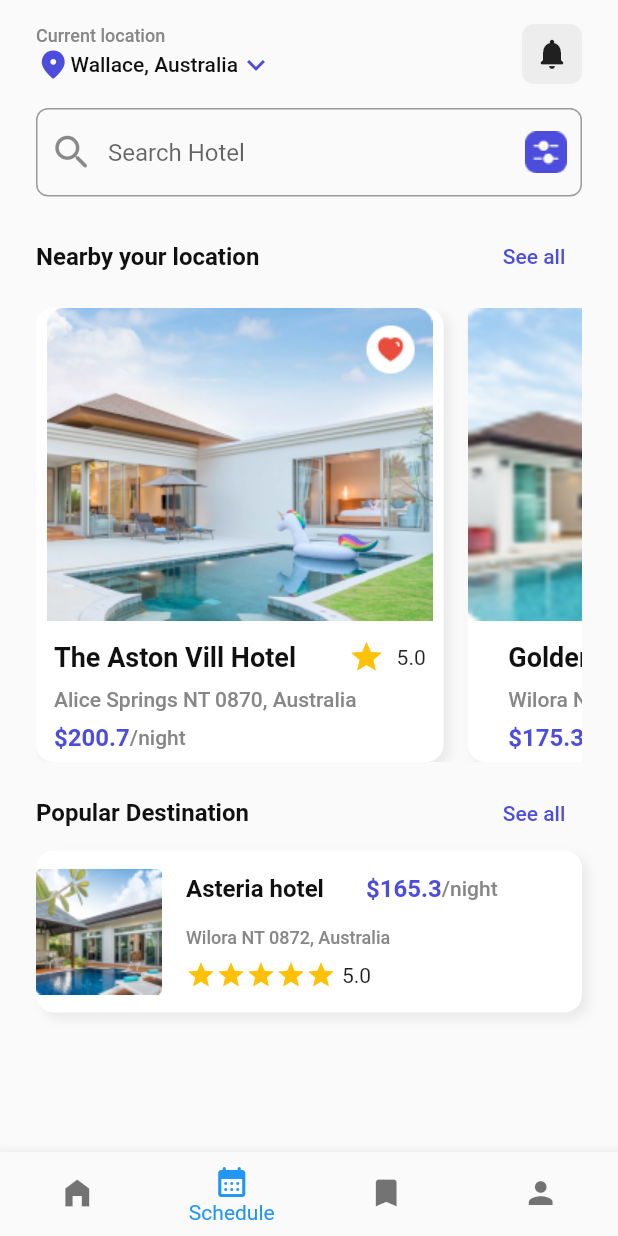
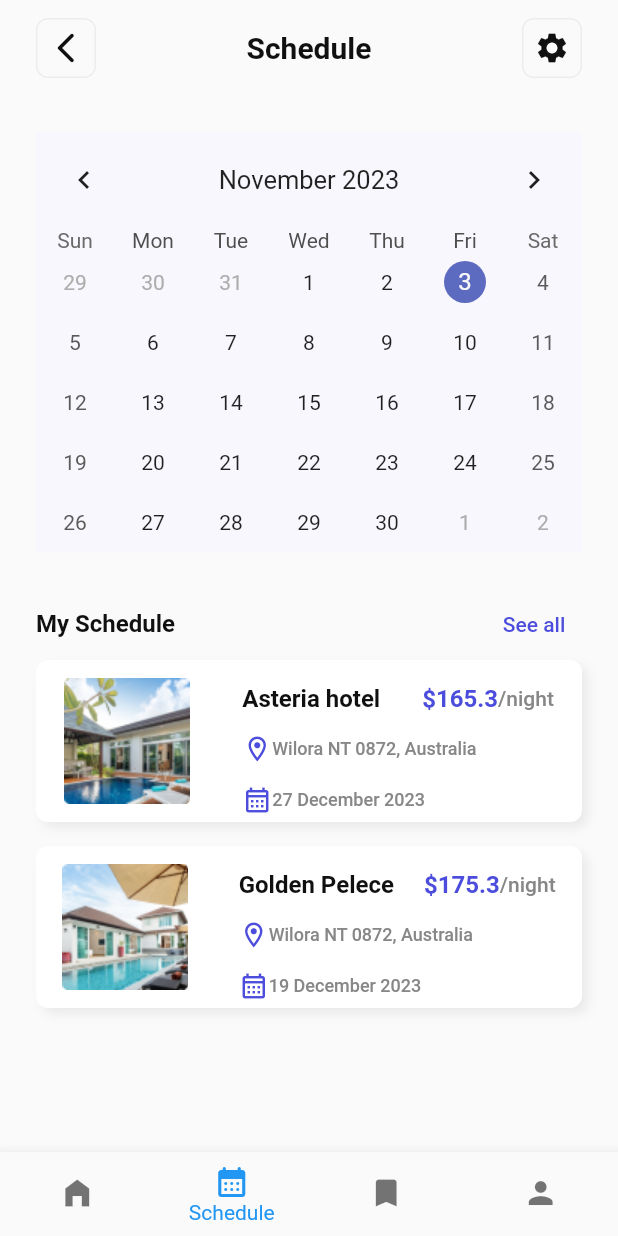
Before and after one commit to EngAhmed2/Hotel_UI, a Flutter app: the Home screen opened directly, item 2 of the bottom bar chosen, on a phone screen of 412 x 824 dp. Run offline on Flutter 3.47's test engine with Material 2 defaults, Android fonts, the light colour scheme and no system bars; drawn by our look-alikes of table_calendar; our stand-ins replace smooth_page_indicator.

Commit message:
Finish Schedule Screens

```diff
--- a/hotel/lib/Home v2.dart
+++ b/hotel/lib/Home v2.dart
@@ -1,5 +1,8 @@
 import 'package:flutter/material.dart';
 import 'package:hotel/Detail.dart';
+
+import 'Home.dart';
+import 'Schedule.dart';
 
 class Home_V2 extends StatefulWidget {
   Home_V2({super.key});
@@ -9,6 +12,7 @@ class Home_V2 extends StatefulWidget {
 }
 
 class _Home_V2State extends State<Home_V2> {
+
   final List<Nearby_Hotel> nearby = [
     Nearby_Hotel(
         name: "The Aston Vill Hotel",
@@ -65,6 +69,18 @@ class _Home_V2State extends State<Home_V2> {
     },
   ];
 
+  List<Widget> Screens = [
+    Home_V2(),
+    Schedule(),
+  ];
+
+  Future<dynamic> Screen(int index) async {
+    if(index >=2)
+      return;
+    return Navigator.of(context).pushReplacement(MaterialPageRoute(
+        builder: (BuildContext context)=> Screens[index]),);
+  }
+
   @override
   Widget build(BuildContext context) {
     return SafeArea(
@@ -94,11 +110,13 @@ class _Home_V2State extends State<Home_V2> {
           onTap: (int index) {
             setState(() {
               current_Index = index;
+              Screen(index);
             });
           },
           showUnselectedLabels: false,
         ),
         body: Container(
+          height: MediaQuery.of(context).size.height,
           padding: EdgeInsets.symmetric(horizontal: 24),
           child: Column(
             children: [
@@ -170,6 +188,10 @@ class _Home_V2State extends State<Home_V2> {
                       onTap: () {
                         setState(() {
                           tab_index = index;
+                          index == 0
+                              ? Navigator.of(context).pushReplacement(MaterialPageRoute(
+                              builder: (BuildContext context)=> Home()),)
+                              : index = index;
                         });
                       },
                       child: AnimatedContainer(
@@ -375,12 +397,12 @@ class _Home_V2State extends State<Home_V2> {
                   ),
                 ],
               ),
-              const SizedBox(height: 1),
+
               Container(
                 height: 108,
                 decoration: BoxDecoration(
                     color: Colors.white,
-                    borderRadius: BorderRadius.circular(12),
+                    borderRadius: BorderRadius.circular(8),
                     boxShadow: [
                       BoxShadow(
                           color: Color(0x1212120F),
@@ -395,6 +417,7 @@ class _Home_V2State extends State<Home_V2> {
                     });
                   },
                   child: Row(
+                    mainAxisAlignment: MainAxisAlignment.spaceEvenly,
                     children: [
                       Image.asset("assets/Image/Asteria_hotel_84.png"),
                       Container(
--- a/hotel/lib/Home.dart
+++ b/hotel/lib/Home.dart
@@ -1,4 +1,5 @@
 import 'package:flutter/material.dart';
+import 'package:hotel/Schedule.dart';
 
 import 'Detail.dart';
 
@@ -10,6 +11,7 @@ class Home extends StatefulWidget {
 }
 
 class _HomeState extends State<Home> {
+
   final List<Nearby_Hotel> nearby = [
     Nearby_Hotel(
         name: "The Aston Vill Hotel",
@@ -46,6 +48,17 @@ class _HomeState extends State<Home> {
   ];
 
   int current_Index = 0;
+  List<Widget> Screens = [
+    Home(),
+    Schedule(),
+  ];
+
+  Future<dynamic> Screen(int index) async {
+    if(index >=2)
+      return;
+    return Navigator.of(context).pushReplacement(MaterialPageRoute(
+        builder: (BuildContext context)=> Screens[index]),);
+  }
 
   @override
   Widget build(BuildContext context) {
@@ -64,6 +77,7 @@ class _HomeState extends State<Home> {
           onTap: (int index){
             setState(() {
               current_Index = index;
+              Screen(index);
             });
           },
           showUnselectedLabels: false,
@@ -303,30 +317,32 @@ class _HomeState extends State<Home> {
                   ),
                 ],
               ),
-              const SizedBox(height: 1),
+
+              //Card//
               Container(
                 height: 108,
-                decoration: BoxDecoration(color: Colors.white,
-                    borderRadius: BorderRadius.circular(12),
-                    boxShadow: [BoxShadow(
-                        color: Color(0x1212120F),
-                        offset: Offset(4, 4),
-                        blurRadius: 5
-                    ),
-                    ]
-                ),
+                decoration: BoxDecoration(
+                    color: Colors.white,
+                    borderRadius: BorderRadius.circular(8),
+                    boxShadow: [
+                      BoxShadow(
+                          color: Color(0x1212120F),
+                          offset: Offset(4, 4),
+                          blurRadius: 5),
+                    ]),
                 child: InkWell(
                   onTap: () {
                     setState(() {
                       Navigator.of(context).pushReplacement(MaterialPageRoute(
-                      builder: (BuildContext context)=> Detail()),);
+                          builder: (BuildContext context)=> Detail()), );
                     });
                   },
                   child: Row(
+                    mainAxisAlignment: MainAxisAlignment.spaceEvenly,
                     children: [
                       Image.asset("assets/Image/Asteria_hotel_84.png"),
                       Container(
-                        padding: EdgeInsets.only(top: 16 ),
+                        padding: EdgeInsets.only(top: 16),
                         child: Column(
                           crossAxisAlignment: CrossAxisAlignment.start,
                           children: [
@@ -378,32 +394,32 @@ class _HomeState extends State<Home> {
                               children: [
                                 const SizedBox(width: 16),
                                 Container(
-                                  width: 5*20,
+                                  width: 5 * 20,
                                   height: 20,
                                   child: ListView.builder(
                                     scrollDirection: Axis.horizontal,
                                     physics: NeverScrollableScrollPhysics(),
                                     itemCount: 5,
-                                    itemBuilder: (BuildContext context, int index) {
+                                    itemBuilder:
+                                        (BuildContext context, int index) {
                                       return Icon(
                                         Icons.star,
                                         color: Colors.amber,
                                         size: 20,
-                                      );},
+                                      );
+                                    },
                                   ),
                                 ),
                                 const SizedBox(width: 4),
                                 Text("5.0")
                               ],
                             ),
-
                           ],
                         ),
                       ),
                     ],
                   ),
                 ),
-
               ),
             ],
           ),
--- a/hotel/lib/Onboarding_Screen.dart
+++ b/hotel/lib/Onboarding_Screen.dart
@@ -24,7 +24,7 @@ class _Onboarding_ScreenState extends State<Onboarding_Screen> {
   Widget build(BuildContext context) {
     return Scaffold(
       body: Container(
-        //padding: EdgeInsets.only(bottom: 22),
+
         child: PageView(
           controller: controller,
           children: [
@@ -120,8 +120,8 @@ class _Onboarding_ScreenState extends State<Onboarding_Screen> {
                     ),
                     textAlign: TextAlign.center,
                   ),
-                  Image.network(
-                      'https://t3.ftcdn.net/jpg/02/77/05/92/360_F_277059284_8Xb04OKskch27gEcxkwVqSfdGkhiIV4G.jpg',
+                  Image.asset(
+                      'assets/Image/arrow.png',
                       height: 150,
                       width: MediaQuery.of(context).size.width,
                       fit: BoxFit.fitWidth,
--- /dev/null
+++ b/hotel/lib/Schedule.dart
@@ -0,0 +1,440 @@
+import 'package:flutter/material.dart';
+import 'package:table_calendar/table_calendar.dart';
+
+import 'Detail.dart';
+import 'Home v2.dart';
+
+class Schedule extends StatefulWidget {
+  const Schedule({super.key});
+
+  @override
+  State<Schedule> createState() => _ScheduleState();
+}
+
+class _ScheduleState extends State<Schedule> {
+  int current_Index =1;
+  List<Widget> Screens = [
+    Home_V2(),
+    Schedule(),
+  ];
+  DateTime today = DateTime.now();
+
+  Future<dynamic> Screen(int index) async {
+    if(index >=2)
+      return;
+    return Navigator.of(context).pushReplacement(MaterialPageRoute(
+        builder: (BuildContext context)=> Screens[index]),);
+  }
+  void _onDaySelected(DateTime day, DateTime focusedDay){
+      setState(() {
+        today = day;
+      });
+  }
+
+  @override
+  Widget build(BuildContext context) {
+    return SafeArea(
+        child: Scaffold(
+          bottomNavigationBar: BottomNavigationBar(
+            items: [
+              BottomNavigationBarItem(
+                icon: Icon(Icons.home_filled),
+                label: "Home",
+              ),
+              BottomNavigationBarItem(
+                icon: Icon(Icons.calendar_month_rounded),
+                label: "Schedule",
+              ),
+              BottomNavigationBarItem(
+                icon: Icon(Icons.bookmark_outlined),
+                label: "BookMark",
+              ),
+              BottomNavigationBarItem(
+                icon: Icon(Icons.person),
+                label: "Profile",
+              ),
+            ],
+            enableFeedback: true,
+            type: BottomNavigationBarType.fixed,
+            currentIndex: current_Index,
+            onTap: (int index) {
+              setState(() {
+                current_Index = index;
+                Screen(index);
+              });
+            },
+            showUnselectedLabels: false,
+          ),
+          body: Container(
+            margin: EdgeInsets.symmetric(horizontal: 24),
+            child: Column(
+              children: [
+                // button back & Schedule & setting button//
+                Row(
+                  mainAxisAlignment: MainAxisAlignment.spaceBetween,
+                  children: [
+                    // button back
+                    GestureDetector(
+                      onTap: () {
+                        setState(() {
+                          Navigator.of(context).pushReplacement(
+                            MaterialPageRoute(
+                                builder: (BuildContext context){
+                                  return Home_V2();
+                                }),
+                          );// pushReplacement
+                        });// setState
+                      },
+                      child: Container(
+                        height: 40,
+                        width: 40,
+                        margin: EdgeInsets.only(top: 12, bottom: 12, right: 12),
+                        decoration: BoxDecoration(
+                          borderRadius: BorderRadius.circular(8),
+                          border: Border.all(
+                            color: Color(0xffEDEDED),
+                          ),
+                        ),
+                        child: Icon(Icons.arrow_back_ios_new_rounded,color: Color(0xff101010)),
+                      ),
+                    ),
+                    //text Schedule
+                    Container(
+                      child: Text(
+                        'Schedule',
+                        style: TextStyle(
+                            color: Color(0xff101010),
+                            fontSize: 20,
+                            fontWeight: FontWeight.w700
+                        ),
+                        textAlign: TextAlign.center,
+                      ),
+                    ),
+                    // more button
+                    Container(
+                      height: 40,
+                      width: 40,
+                      margin: EdgeInsets.only(top: 12, bottom: 12, left: 12),
+                      decoration: BoxDecoration(
+                        borderRadius: BorderRadius.circular(8),
+                        border: Border.all(
+                          color: Color(0xffEDEDED),
+                        ),
+                      ),
+                      child: Icon(Icons.settings,color: Color(0xff101010),),
+                    ),
+                  ],
+                ),
+               //calender//
+                Container(
+                  margin: EdgeInsets.symmetric(vertical: 24),
+                  color: Color(0x80F5F5FF),
+                  child: TableCalendar(
+                    rowHeight: 40,
+                    locale: 'en-US',
+                      headerStyle: HeaderStyle(
+                        formatButtonVisible: false,
+                        titleCentered: true,
+                      ),
+                      selectedDayPredicate: (day) => isSameDay(day, today),
+                      availableGestures: AvailableGestures.all,
+                      onDaySelected: _onDaySelected,
+                      focusedDay: today,
+                      firstDay: DateTime.utc(2002,09,30),
+                      lastDay: DateTime.utc(2032,09,30),
+                 ),
+                ),
+                //My Schedule       See all//
+                Row(
+                  mainAxisAlignment: MainAxisAlignment.spaceBetween,
+                  children: [
+                    Text(
+                      "My Schedule",
+                      style: TextStyle(
+                        fontSize: 16,
+                        fontWeight: FontWeight.w700,
+                        color: Color(0xff101010),
+                      ),
+                    ),
+                    TextButton(
+                      onPressed: () {},
+                      child: Text(
+                        "See all",
+                        style: TextStyle(
+                          fontSize: 14,
+                          fontWeight: FontWeight.w500,
+                          color: Color(0xff4C4DDC),
+                        ),
+                      ),
+                    ),
+                  ],
+                ),
+                Container(
+                  margin: EdgeInsets.only(bottom: 16),
+                  height: 108,
+                  decoration: BoxDecoration(
+                      color: Colors.white,
+                      borderRadius: BorderRadius.circular(8),
+                      boxShadow: [
+                        BoxShadow(
+                            color: Color(0x1212120F),
+                            offset: Offset(4, 4),
+                            blurRadius: 5),
+                      ]),
+                  child: InkWell(
+                    onTap: () {
+                      setState(() {
+                        Navigator.of(context).push(
+                          MaterialPageRoute(
+                            builder: (
+                                BuildContext context)=> Detail()
+                          ),
+                        );
+                      });
+                    },
+                    child: Row(
+                      mainAxisAlignment: MainAxisAlignment.spaceEvenly,
+                      children: [
+                        Image.asset("assets/Image/Asteria_hotel_84.png"),
+                        Container(
+                          padding: EdgeInsets.only(top: 16),
+                          child: Column(
+                            crossAxisAlignment: CrossAxisAlignment.start,
+                            children: [
+                              //Name & Price/night//
+                              Row(
+                                mainAxisAlignment: MainAxisAlignment.spaceBetween,
+                                children: [
+                                  SizedBox(width: 16),
+
+                                  //Name of Hotel//
+                                  Text(
+                                    "Asteria hotel   ",
+                                    style: TextStyle(
+                                      fontSize: 16,
+                                      fontWeight: FontWeight.w700,
+                                      color: Color(0xff101010),
+                                    ),
+                                  ),
+
+                                  SizedBox(width: 16),
+
+                                  //Price//
+                                  Text(
+                                    "\$165.3",
+                                    style: TextStyle(
+                                      color: Color(0xff4C4DDC),
+                                      fontSize: 16,
+                                      fontWeight: FontWeight.w700,
+                                    ),
+                                  ),
+
+                                  //Period//
+                                  Text(
+                                    "/night",
+                                    style: TextStyle(
+                                      color: Color(0xff878787),
+                                      fontSize: 14,
+                                      fontWeight: FontWeight.w500,
+                                    ),
+                                  ),
+                                ],
+                              ),
+
+                              const SizedBox(height: 8),
+
+                              //Location of Hotel//
+                              Container(
+                                width: 168,
+                                padding: EdgeInsets.only(left: 16, top: 6),
+                                child: Row(
+                                  crossAxisAlignment: CrossAxisAlignment.center,
+                                  mainAxisAlignment: MainAxisAlignment.spaceBetween,
+                                  children: [
+                                    Icon(
+                                      Icons.location_on_outlined,
+                                      size: 20,
+                                      color: Color(0xff4c4ddc),
+                                    ),
+                                    Text(
+                                      "Wilora NT 0872, Australia",
+                                      style: TextStyle(
+                                        fontSize: 12,
+                                        fontWeight: FontWeight.w500,
+                                        color: Color(0xff878787),
+                                      ),
+                                    ),
+                                  ],
+                                ),
+                              ),
+
+                              const SizedBox(height: 8),
+                              //Schedule date//
+                              Container(
+                                width: 131,
+                                padding: EdgeInsets.only(left: 16, top: 6),
+                                child: Row(
+                                  crossAxisAlignment: CrossAxisAlignment.center,
+                                  mainAxisAlignment: MainAxisAlignment.spaceBetween,
+                                  children: [
+                                    Icon(
+                                      Icons.calendar_month_outlined,
+                                      size: 20,
+                                      color: Color(0xff4c4ddc),
+                                    ),
+                                    Text(
+                                      "27 December 2023",
+                                      style: TextStyle(
+                                        fontSize: 12,
+                                        fontWeight: FontWeight.w500,
+                                        color: Color(0xff878787),
+                                      ),
+                                    ),
+                                  ],
+                                ),
+                              ),
+                            ],
+                          ),
+                        ),
+                      ],
+                    ),
+                  ),
+                ),
+                Container(
+                  margin: EdgeInsets.only(bottom: 16),
+                  height: 108,
+                  decoration: BoxDecoration(
+                      color: Colors.white,
+                      borderRadius: BorderRadius.circular(8),
+                      boxShadow: [
+                        BoxShadow(
+                            color: Color(0x1212120F),
+                            offset: Offset(4, 4),
+                            blurRadius: 5),
+                      ]),
+                  child: InkWell(
+                    onTap: () {
+                      setState(() {
+                        Navigator.of(context).push(
+                          MaterialPageRoute(
+                              builder: (
+                                  BuildContext context)=> Detail()
+                          ),
+                        );
+                      });
+                    },
+                    child: Row(
+                      mainAxisAlignment: MainAxisAlignment.spaceEvenly,
+                      children: [
+                        Image.asset("assets/Image/Golden_Pelece_84.png"),
+                        Container(
+                          padding: EdgeInsets.only(top: 16),
+                          child: Column(
+                            crossAxisAlignment: CrossAxisAlignment.start,
+                            children: [
+                              //Name & Price/night//
+                              Row(
+                                mainAxisAlignment: MainAxisAlignment.spaceBetween,
+                                children: [
+                                  SizedBox(width: 16),
+
+                                  //Name of Hotel//
+                                  Text(
+                                    "Golden Pelece ",
+                                    style: TextStyle(
+                                      fontSize: 16,
+                                      fontWeight: FontWeight.w700,
+                                      color: Color(0xff101010),
+                                    ),
+                                  ),
+
+                                  SizedBox(width: 16),
+
+                                  //Price//
+                                  Text(
+                                    "\$175.3",
+                                    style: TextStyle(
+                                      color: Color(0xff4C4DDC),
+                                      fontSize: 16,
+                                      fontWeight: FontWeight.w700,
+                                    ),
+                                  ),
+
+                                  //Period//
+                                  Text(
+                                    "/night",
+                                    style: TextStyle(
+                                      color: Color(0xff878787),
+                                      fontSize: 14,
+                                      fontWeight: FontWeight.w500,
+                                    ),
+                                  ),
+                                ],
+                              ),
+
+                              const SizedBox(height: 8),
+
+                              //Location of Hotel//
+                              Container(
+                                width: 168,
+                                padding: EdgeInsets.only(left: 16, top: 6),
+                                child: Row(
+                                  crossAxisAlignment: CrossAxisAlignment.center,
+                                  mainAxisAlignment: MainAxisAlignment.spaceBetween,
+                                  children: [
+                                    Icon(
+                                      Icons.location_on_outlined,
+                                      size: 20,
+                                      color: Color(0xff4c4ddc),
+                                    ),
+                                    Text(
+                                      "Wilora NT 0872, Australia",
+                                      style: TextStyle(
+                                        fontSize: 12,
+                                        fontWeight: FontWeight.w500,
+                                        color: Color(0xff878787),
+                                      ),
+                                    ),
+                                  ],
+                                ),
+                              ),
+
+                              const SizedBox(height: 8),
+                              //Schedule date//
+                              Container(
+                                width: 131,
+                                padding: EdgeInsets.only(left: 16, top: 6),
+                                child: Row(
+                                  crossAxisAlignment: CrossAxisAlignment.center,
+                                  mainAxisAlignment: MainAxisAlignment.spaceBetween,
+                                  children: [
+                                    Icon(
+                                      Icons.calendar_month_outlined,
+                                      size: 20,
+                                      color: Color(0xff4c4ddc),
+                                    ),
+                                    Text(
+                                      "19 December 2023",
+                                      style: TextStyle(
+                                        fontSize: 12,
+                                        fontWeight: FontWeight.w500,
+                                        color: Color(0xff878787),
+                                      ),
+                                    ),
+                                  ],
+                                ),
+                              ),
+                            ],
+                          ),
+                        ),
+                      ],
+                    ),
+                  ),
+                ),
+              ],
+            ),
+          ),
+        )
+    );
+  }
+}
--- a/hotel/pubspec.yaml
+++ b/hotel/pubspec.yaml
@@ -36,6 +36,7 @@ dependencies:
   # Use with the CupertinoIcons class for iOS style icons.
   cupertino_icons: ^1.0.2
   smooth_page_indicator: 1.0.0+2
+  table_calendar: ^3.0.9
 
 dev_dependencies:
   flutter_test:
```
Also changed, not shown: hotel/pubspec.lock.
